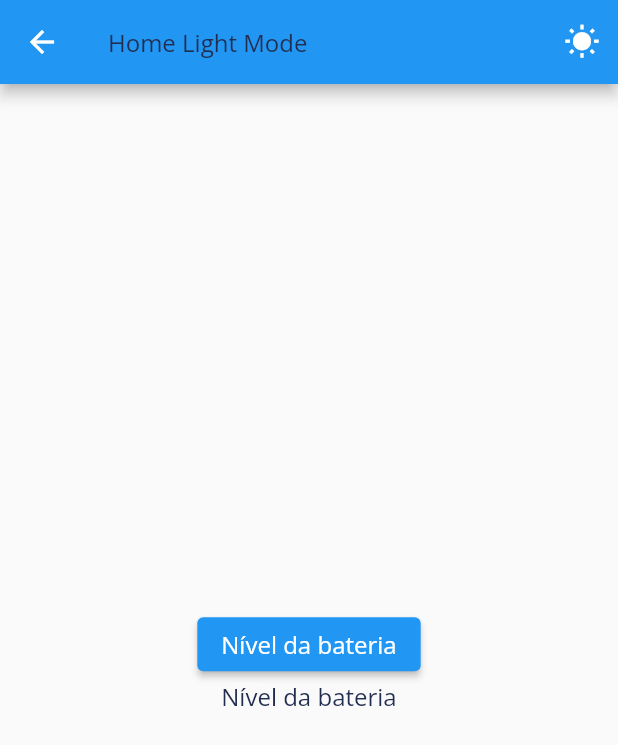
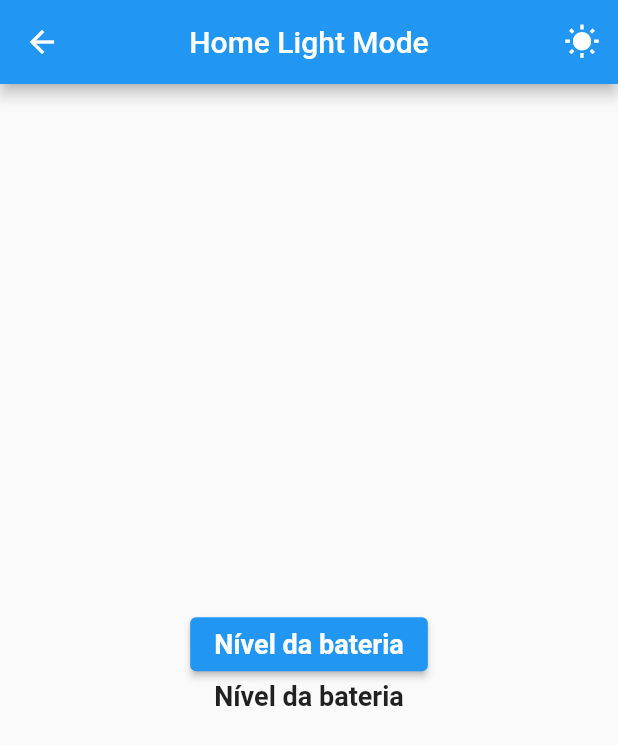
Before and after one commit to carlosmalltec/mdmottu, a Flutter app: the screen it shows after launch, after a tap on "Nível da bateria", on a phone screen of 412 x 824 dp. Shown: the top 745 px of the screen. Run offline on Flutter 3.47's test engine with Material 2 defaults, Android fonts, the phone set to English and light mode, and no system bars; our stand-ins replace dio, google_fonts, shared_preferences.

Commit message:
ajuste no botao da home

```diff
--- a/lib/features/home/presenter/controllers/home_controller.dart
+++ b/lib/features/home/presenter/controllers/home_controller.dart
@@ -1,5 +1,19 @@
 import 'package:flutter/material.dart';
+import 'package:flutter/services.dart';
 
 class HomeController extends ChangeNotifier {
+  static const platform = MethodChannel('samples.flutter.dev/battery');
+  ValueNotifier<String> batteryLevel = ValueNotifier<String>('Nível da bateria');
 
+  Future<void> getBatteryLevel() async {
+    String _batteryLevel;
+    try {
+      final int result = await platform.invokeMethod('getBatteryLevel');
+      _batteryLevel = 'O nível da bateria é $result % .';
+    } on PlatformException catch (e) {
+      _batteryLevel = "Falha ao tentar ler os dados da bateria: '${e.message}'.";
+    }
+    batteryLevel.value = _batteryLevel;
+    notifyListeners();
+  }
 }
--- a/lib/features/home/presenter/pages/home_phone.dart
+++ b/lib/features/home/presenter/pages/home_phone.dart
@@ -17,32 +17,18 @@ class HomePhone extends StatefulWidget {
 }
 
 class _HomePhoneState extends State<HomePhone> {
-  static const platform = MethodChannel('samples.flutter.dev/battery');
-  String _batteryLevel = 'Nível da bateria';
-
-  Future<void> _getBatteryLevel() async {
-    String batteryLevel;
-    try {
-      final int result = await platform.invokeMethod('getBatteryLevel');
-      batteryLevel = 'O nível da bateria é $result % .';
-    } on PlatformException catch (e) {
-      batteryLevel = "Falha ao tentar ler os dados da bateria: '${e.message}'.";
-    }
-
-    setState(() {
-      _batteryLevel = batteryLevel;
-    });
-  }
+  HomeController get _controller => widget.controller;
 
   @override
   Widget build(BuildContext context) {
-    return Consumer<ThemeModel>(builder: (context, ThemeModel themeNotifier, child) {
+    return Consumer<ThemeModel>(
+      builder: (context, ThemeModel themeNotifier, child) {
         return Scaffold(
           appBar: AppBar(
             title: Text(
               themeNotifier.isDark ? "Home Dark Mode" : "Home Light Mode",
-            style: StyleApp.paragraphMdRegular,
             ),
+            centerTitle: true,
             actions: [
               IconButton(
                   icon: Icon(themeNotifier.isDark ? Icons.nightlight_round : Icons.wb_sunny),
@@ -52,31 +38,25 @@ class _HomePhoneState extends State<HomePhone> {
             ],
           ),
           body: Center(
-          child: Column(
+            child: ValueListenableBuilder(
+              valueListenable: _controller.batteryLevel,
+              builder: (_, String level, child) {
+                return Column(
                   mainAxisAlignment: MainAxisAlignment.center,
                   crossAxisAlignment: CrossAxisAlignment.center,
                   children: [
                     ElevatedButton(
-                onPressed: _getBatteryLevel,
-                child: Text('Nível da bateria', style: StyleApp.paragraphMdRegular.copyWith(color: ColorsApp.ffFFFFFF)),
+                      onPressed: () async => await _controller.getBatteryLevel(),
+                      child: const Text('Nível da bateria', style: TextStyle(fontSize: 18, fontWeight: FontWeight.w600)),
                     ),
-              Text(_batteryLevel, style: StyleApp.paragraphMdRegular),
+                    Text(level, style: const TextStyle(fontSize: 18, fontWeight: FontWeight.w600)),
                   ],
+                );
+              },
             ),
           ),
-        // body: ListView.builder(itemBuilder: (BuildContext context, int index) {
-        //   return Card(
-        //     shape: RoundedRectangleBorder(borderRadius: BorderRadius.circular(10)),
-        //     child: Padding(
-        //       padding: const EdgeInsets.all(12.0),
-        //       child: Text(
-        //         "Lorem Ipsum is simply dummy text of the printing and typesetting industry. \nLorem Ipsum has been the industry's standard dummy text ever since the 1500s.",
-        //         style: Theme.of(context).textTheme.caption,
-        //       ),
-        //     ),
-        //   );
-        // }),
         );
-    });
+      },
+    );
   }
 }
```
Lines whose indentation alone changed are shown as unchanged.
